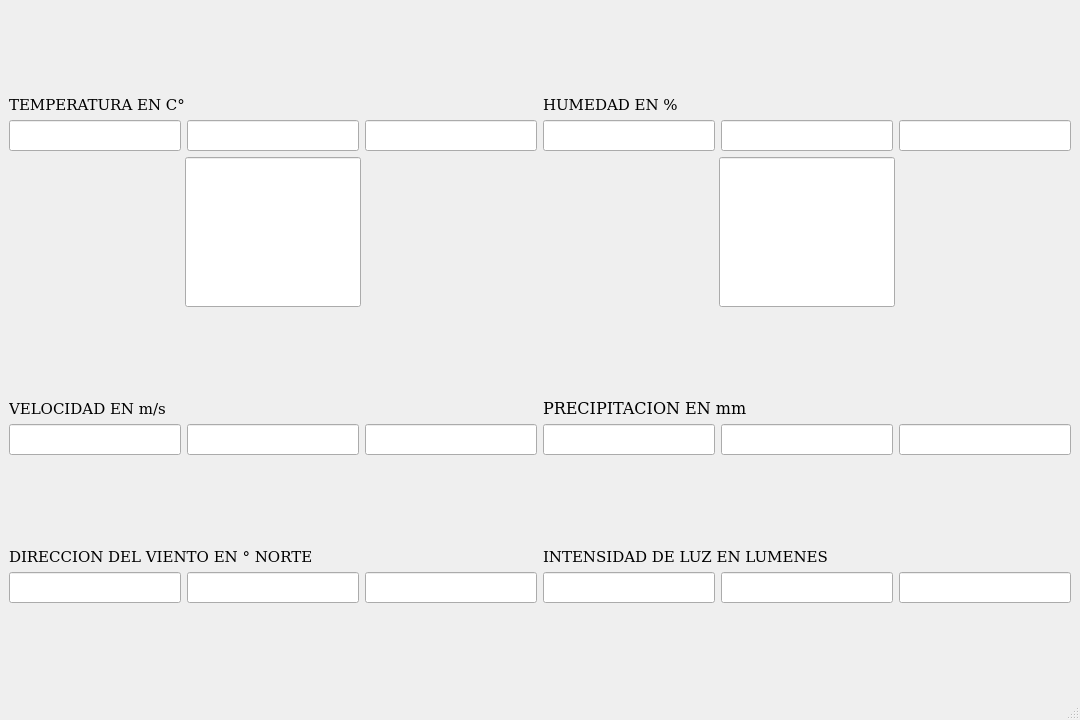
Old version of the form DB_sensor/mainwindow.ui in the repository scortua/PROYECTO_ALSE.
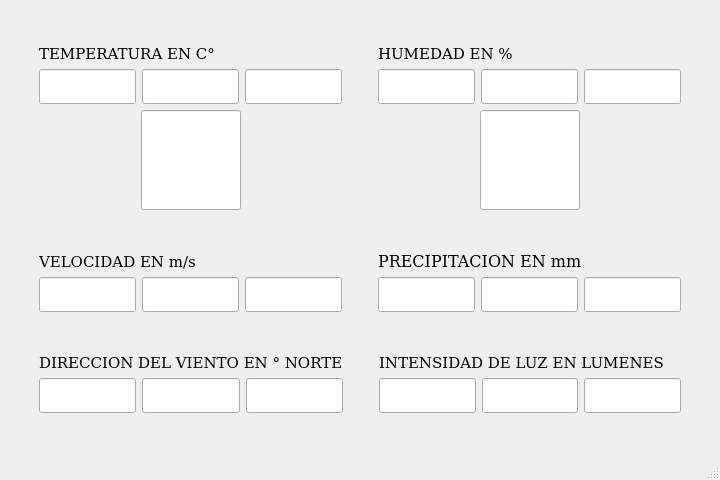
New version of the form.

Diff of the .ui file:
```diff
--- a/DB_sensor/mainwindow.ui
+++ b/DB_sensor/mainwindow.ui
@@ -6,10 +6,34 @@
    <rect>
     <x>0</x>
     <y>0</y>
-    <width>1080</width>
-    <height>720</height>
+    <width>720</width>
+    <height>480</height>
    </rect>
   </property>
+  <property name="minimumSize">
+   <size>
+    <width>64</width>
+    <height>36</height>
+   </size>
+  </property>
+  <property name="maximumSize">
+   <size>
+    <width>1280</width>
+    <height>720</height>
+   </size>
+  </property>
+  <property name="sizeIncrement">
+   <size>
+    <width>36</width>
+    <height>36</height>
+   </size>
+  </property>
+  <property name="baseSize">
+   <size>
+    <width>720</width>
+    <height>480</height>
+   </size>
+  </property>
   <property name="windowTitle">
    <string>MainWindow</string>
   </property>
@@ -31,22 +55,20 @@
        </spacer>
       </item>
       <item>
-       <layout class="QHBoxLayout" name="horizontalLayout_10">
-        <item>
-         <spacer name="horizontalSpacer_8">
-          <property name="orientation">
-           <enum>Qt::Horizontal</enum>
-          </property>
-          <property name="sizeHint" stdset="0">
-           <size>
-            <width>40</width>
-            <height>20</height>
-           </size>
-          </property>
-         </spacer>
-        </item>
-        <item>
          <layout class="QHBoxLayout" name="horizontalLayout_9">
+        <item>
+         <spacer name="horizontalSpacer_8">
+          <property name="orientation">
+           <enum>Qt::Horizontal</enum>
+          </property>
+          <property name="sizeHint" stdset="0">
+           <size>
+            <width>40</width>
+            <height>20</height>
+           </size>
+          </property>
+         </spacer>
+        </item>
           <item>
            <layout class="QVBoxLayout" name="verticalLayout_7">
             <item>
@@ -68,26 +90,47 @@
                <layout class="QHBoxLayout" name="horizontalLayout_6">
                 <item>
                  <widget class="QLineEdit" name="Tmin">
+                <property name="sizePolicy">
+                 <sizepolicy hsizetype="Expanding" vsizetype="Fixed">
+                  <horstretch>0</horstretch>
+                  <verstretch>0</verstretch>
+                 </sizepolicy>
+                </property>
                   <property name="minimumSize">
                    <size>
-                    <width>125</width>
-                    <height>25</height>
+                  <width>35</width>
+                  <height>35</height>
                    </size>
                   </property>
                   <property name="maximumSize">
                    <size>
-                    <width>500</width>
-                    <height>250</height>
+                  <width>100</width>
+                  <height>35</height>
+                 </size>
+                </property>
+                <property name="sizeIncrement">
+                 <size>
+                  <width>5</width>
+                  <height>0</height>
+                 </size>
+                </property>
+                <property name="baseSize">
+                 <size>
+                  <width>35</width>
+                  <height>35</height>
                    </size>
                   </property>
                   <property name="font">
                    <font>
                     <family>DejaVu Sans</family>
-                    <pointsize>14</pointsize>
-                    <weight>75</weight>
-                    <bold>true</bold>
-                   </font>
-                  </property>
+                  <pointsize>12</pointsize>
+                  <weight>50</weight>
+                  <bold>false</bold>
+                 </font>
+                </property>
+                <property name="cursor">
+                 <cursorShape>ArrowCursor</cursorShape>
+                </property>
                   <property name="styleSheet">
                    <string notr="true">QLineEdit { text-align: center; }</string>
                   </property>
@@ -95,26 +138,35 @@
                 </item>
                 <item>
                  <widget class="QLineEdit" name="Tprom">
+                <property name="sizePolicy">
+                 <sizepolicy hsizetype="Expanding" vsizetype="Fixed">
+                  <horstretch>0</horstretch>
+                  <verstretch>0</verstretch>
+                 </sizepolicy>
+                </property>
                   <property name="minimumSize">
                    <size>
-                    <width>125</width>
-                    <height>25</height>
+                  <width>75</width>
+                  <height>35</height>
                    </size>
                   </property>
                   <property name="maximumSize">
                    <size>
-                    <width>500</width>
-                    <height>250</height>
+                  <width>100</width>
+                  <height>35</height>
                    </size>
                   </property>
                   <property name="font">
                    <font>
                     <family>DejaVu Sans</family>
-                    <pointsize>14</pointsize>
-                    <weight>75</weight>
-                    <bold>true</bold>
-                   </font>
-                  </property>
+                  <pointsize>12</pointsize>
+                  <weight>50</weight>
+                  <bold>false</bold>
+                 </font>
+                </property>
+                <property name="cursor">
+                 <cursorShape>ArrowCursor</cursorShape>
+                </property>
                   <property name="styleSheet">
                    <string notr="true">QLineEdit { text-align: center; }</string>
                   </property>
@@ -122,26 +174,35 @@
                 </item>
                 <item>
                  <widget class="QLineEdit" name="Tmax">
+                <property name="sizePolicy">
+                 <sizepolicy hsizetype="Expanding" vsizetype="Fixed">
+                  <horstretch>0</horstretch>
+                  <verstretch>0</verstretch>
+                 </sizepolicy>
+                </property>
                   <property name="minimumSize">
                    <size>
-                    <width>125</width>
-                    <height>25</height>
+                  <width>75</width>
+                  <height>35</height>
                    </size>
                   </property>
                   <property name="maximumSize">
                    <size>
-                    <width>500</width>
-                    <height>250</height>
+                  <width>100</width>
+                  <height>35</height>
                    </size>
                   </property>
                   <property name="font">
                    <font>
                     <family>DejaVu Sans</family>
-                    <pointsize>14</pointsize>
-                    <weight>75</weight>
-                    <bold>true</bold>
-                   </font>
-                  </property>
+                  <pointsize>12</pointsize>
+                  <weight>50</weight>
+                  <bold>false</bold>
+                 </font>
+                </property>
+                <property name="cursor">
+                 <cursorShape>ArrowCursor</cursorShape>
+                </property>
                   <property name="styleSheet">
                    <string notr="true">QLineEdit { text-align: center; }</string>
                   </property>
@@ -169,15 +230,21 @@
               <item>
                <widget class="QLineEdit" name="ledT">
                 <property name="sizePolicy">
-                 <sizepolicy hsizetype="Expanding" vsizetype="Expanding">
+               <sizepolicy hsizetype="Fixed" vsizetype="Fixed">
                   <horstretch>0</horstretch>
                   <verstretch>0</verstretch>
                  </sizepolicy>
                 </property>
                 <property name="minimumSize">
                  <size>
+                <width>50</width>
+                <height>100</height>
+               </size>
+              </property>
+              <property name="maximumSize">
+               <size>
                   <width>100</width>
-                  <height>150</height>
+                <height>100</height>
                  </size>
                 </property>
                 <property name="baseSize">
@@ -186,6 +253,17 @@
                   <height>100</height>
                  </size>
                 </property>
+              <property name="font">
+               <font>
+                <family>DejaVu Sans</family>
+                <pointsize>14</pointsize>
+                <weight>75</weight>
+                <bold>true</bold>
+               </font>
+              </property>
+              <property name="cursor">
+               <cursorShape>ArrowCursor</cursorShape>
+              </property>
                </widget>
               </item>
               <item>
@@ -218,19 +296,6 @@
             </property>
            </spacer>
           </item>
-          <item>
-           <spacer name="horizontalSpacer_5">
-            <property name="orientation">
-             <enum>Qt::Horizontal</enum>
-            </property>
-            <property name="sizeHint" stdset="0">
-             <size>
-              <width>40</width>
-              <height>20</height>
-             </size>
-            </property>
-           </spacer>
-          </item>
           <item>
            <layout class="QVBoxLayout" name="verticalLayout_8">
             <item>
@@ -252,26 +317,35 @@
                <layout class="QHBoxLayout" name="horizontalLayout_5">
                 <item>
                  <widget class="QLineEdit" name="Hmin">
+                <property name="sizePolicy">
+                 <sizepolicy hsizetype="Expanding" vsizetype="Fixed">
+                  <horstretch>0</horstretch>
+                  <verstretch>0</verstretch>
+                 </sizepolicy>
+                </property>
                   <property name="minimumSize">
                    <size>
-                    <width>125</width>
-                    <height>25</height>
+                  <width>75</width>
+                  <height>35</height>
                    </size>
                   </property>
                   <property name="maximumSize">
                    <size>
-                    <width>500</width>
-                    <height>250</height>
+                  <width>100</width>
+                  <height>35</height>
                    </size>
                   </property>
                   <property name="font">
                    <font>
                     <family>DejaVu Sans</family>
-                    <pointsize>14</pointsize>
-                    <weight>75</weight>
-                    <bold>true</bold>
-                   </font>
-                  </property>
+                  <pointsize>12</pointsize>
+                  <weight>50</weight>
+                  <bold>false</bold>
+                 </font>
+                </property>
+                <property name="cursor">
+                 <cursorShape>ArrowCursor</cursorShape>
+                </property>
                   <property name="styleSheet">
                    <string notr="true">QLineEdit { text-align: center; }</string>
                   </property>
@@ -279,26 +353,35 @@
                 </item>
                 <item>
                  <widget class="QLineEdit" name="Hprom">
+                <property name="sizePolicy">
+                 <sizepolicy hsizetype="Expanding" vsizetype="Fixed">
+                  <horstretch>0</horstretch>
+                  <verstretch>0</verstretch>
+                 </sizepolicy>
+                </property>
                   <property name="minimumSize">
                    <size>
-                    <width>50</width>
-                    <height>25</height>
+                  <width>75</width>
+                  <height>35</height>
                    </size>
                   </property>
                   <property name="maximumSize">
                    <size>
-                    <width>500</width>
-                    <height>250</height>
+                  <width>100</width>
+                  <height>35</height>
                    </size>
                   </property>
                   <property name="font">
                    <font>
                     <family>DejaVu Sans</family>
-                    <pointsize>14</pointsize>
-                    <weight>75</weight>
-                    <bold>true</bold>
-                   </font>
-                  </property>
+                  <pointsize>12</pointsize>
+                  <weight>50</weight>
+                  <bold>false</bold>
+                 </font>
+                </property>
+                <property name="cursor">
+                 <cursorShape>ArrowCursor</cursorShape>
+                </property>
                   <property name="styleSheet">
                    <string notr="true">QLineEdit { text-align: center; }</string>
                   </property>
@@ -306,26 +389,35 @@
                 </item>
                 <item>
                  <widget class="QLineEdit" name="Hmax">
+                <property name="sizePolicy">
+                 <sizepolicy hsizetype="Expanding" vsizetype="Fixed">
+                  <horstretch>0</horstretch>
+                  <verstretch>0</verstretch>
+                 </sizepolicy>
+                </property>
                   <property name="minimumSize">
                    <size>
-                    <width>50</width>
-                    <height>25</height>
+                  <width>75</width>
+                  <height>35</height>
                    </size>
                   </property>
                   <property name="maximumSize">
                    <size>
-                    <width>500</width>
-                    <height>250</height>
+                  <width>100</width>
+                  <height>35</height>
                    </size>
                   </property>
                   <property name="font">
                    <font>
                     <family>DejaVu Sans</family>
-                    <pointsize>14</pointsize>
-                    <weight>75</weight>
-                    <bold>true</bold>
-                   </font>
-                  </property>
+                  <pointsize>12</pointsize>
+                  <weight>50</weight>
+                  <bold>false</bold>
+                 </font>
+                </property>
+                <property name="cursor">
+                 <cursorShape>ArrowCursor</cursorShape>
+                </property>
                   <property name="styleSheet">
                    <string notr="true">QLineEdit { text-align: center; }</string>
                   </property>
@@ -353,23 +445,40 @@
               <item>
                <widget class="QLineEdit" name="ledH">
                 <property name="sizePolicy">
-                 <sizepolicy hsizetype="Expanding" vsizetype="Expanding">
+               <sizepolicy hsizetype="Fixed" vsizetype="Fixed">
                   <horstretch>0</horstretch>
                   <verstretch>0</verstretch>
                  </sizepolicy>
                 </property>
                 <property name="minimumSize">
                  <size>
+                <width>50</width>
+                <height>100</height>
+               </size>
+              </property>
+              <property name="maximumSize">
+               <size>
                   <width>100</width>
-                  <height>150</height>
+                <height>100</height>
                  </size>
                 </property>
                 <property name="baseSize">
                  <size>
-                  <width>125</width>
-                  <height>63</height>
-                 </size>
-                </property>
+                <width>75</width>
+                <height>100</height>
+               </size>
+              </property>
+              <property name="font">
+               <font>
+                <family>DejaVu Sans</family>
+                <pointsize>14</pointsize>
+                <weight>75</weight>
+                <bold>true</bold>
+               </font>
+              </property>
+              <property name="cursor">
+               <cursorShape>ArrowCursor</cursorShape>
+              </property>
                </widget>
               </item>
               <item>
@@ -389,8 +498,6 @@
             </item>
            </layout>
           </item>
-         </layout>
-        </item>
         <item>
          <spacer name="horizontalSpacer_11">
           <property name="orientation">
@@ -420,7 +527,7 @@
        </spacer>
       </item>
       <item>
-       <layout class="QHBoxLayout" name="horizontalLayout_12">
+       <layout class="QHBoxLayout" name="horizontalLayout_10">
         <item>
          <spacer name="horizontalSpacer_9">
           <property name="orientation">
@@ -435,8 +542,6 @@
          </spacer>
         </item>
         <item>
-         <layout class="QHBoxLayout" name="horizontalLayout_11">
-          <item>
            <layout class="QVBoxLayout" name="verticalLayout_2">
             <item>
              <widget class="QLabel" name="label_3">
@@ -452,29 +557,38 @@
              </widget>
             </item>
             <item>
-             <layout class="QHBoxLayout" name="horizontalLayout_4">
+           <layout class="QHBoxLayout" name="horizontalLayout_2">
               <item>
                <widget class="QLineEdit" name="Vmin">
+              <property name="sizePolicy">
+               <sizepolicy hsizetype="Expanding" vsizetype="Fixed">
+                <horstretch>0</horstretch>
+                <verstretch>0</verstretch>
+               </sizepolicy>
+              </property>
                 <property name="minimumSize">
                  <size>
-                  <width>50</width>
-                  <height>25</height>
+                <width>75</width>
+                <height>35</height>
                  </size>
                 </property>
                 <property name="maximumSize">
                  <size>
-                  <width>500</width>
-                  <height>250</height>
+                <width>100</width>
+                <height>35</height>
                  </size>
                 </property>
                 <property name="font">
                  <font>
                   <family>DejaVu Sans</family>
-                  <pointsize>14</pointsize>
-                  <weight>75</weight>
-                  <bold>true</bold>
-                 </font>
-                </property>
+                <pointsize>12</pointsize>
+                <weight>50</weight>
+                <bold>false</bold>
+               </font>
+              </property>
+              <property name="cursor">
+               <cursorShape>ArrowCursor</cursorShape>
+              </property>
                 <property name="styleSheet">
                  <string notr="true">QLineEdit { text-align: center; }</string>
                 </property>
@@ -482,26 +596,35 @@
               </item>
               <item>
                <widget class="QLineEdit" name="Vprom">
+              <property name="sizePolicy">
+               <sizepolicy hsizetype="Expanding" vsizetype="Fixed">
+                <horstretch>0</horstretch>
+                <verstretch>0</verstretch>
+               </sizepolicy>
+              </property>
                 <property name="minimumSize">
                  <size>
-                  <width>50</width>
-                  <height>25</height>
+                <width>75</width>
+                <height>35</height>
                  </size>
                 </property>
                 <property name="maximumSize">
                  <size>
-                  <width>500</width>
-                  <height>250</height>
+                <width>100</width>
+                <height>35</height>
                  </size>
                 </property>
                 <property name="font">
                  <font>
                   <family>DejaVu Sans</family>
-                  <pointsize>14</pointsize>
-                  <weight>75</weight>
-                  <bold>true</bold>
-                 </font>
-                </property>
+                <pointsize>12</pointsize>
+                <weight>50</weight>
+                <bold>false</bold>
+               </font>
+              </property>
+              <property name="cursor">
+               <cursorShape>ArrowCursor</cursorShape>
+              </property>
                 <property name="styleSheet">
                  <string notr="true">QLineEdit { text-align: center; }</string>
                 </property>
@@ -509,26 +632,35 @@
               </item>
               <item>
                <widget class="QLineEdit" name="Vmax">
+              <property name="sizePolicy">
+               <sizepolicy hsizetype="Expanding" vsizetype="Fixed">
+                <horstretch>0</horstretch>
+                <verstretch>0</verstretch>
+               </sizepolicy>
+              </property>
                 <property name="minimumSize">
                  <size>
-                  <width>50</width>
-                  <height>25</height>
+                <width>75</width>
+                <height>35</height>
                  </size>
                 </property>
                 <property name="maximumSize">
                  <size>
-                  <width>500</width>
-                  <height>250</height>
+                <width>100</width>
+                <height>35</height>
                  </size>
                 </property>
                 <property name="font">
                  <font>
                   <family>DejaVu Sans</family>
-                  <pointsize>14</pointsize>
-                  <weight>75</weight>
-                  <bold>true</bold>
-                 </font>
-                </property>
+                <pointsize>12</pointsize>
+                <weight>50</weight>
+                <bold>false</bold>
+               </font>
+              </property>
+              <property name="cursor">
+               <cursorShape>ArrowCursor</cursorShape>
+              </property>
                 <property name="styleSheet">
                  <string notr="true">QLineEdit { text-align: center; }</string>
                 </property>
@@ -538,19 +670,6 @@
             </item>
            </layout>
           </item>
-          <item>
-           <spacer name="horizontalSpacer_6">
-            <property name="orientation">
-             <enum>Qt::Horizontal</enum>
-            </property>
-            <property name="sizeHint" stdset="0">
-             <size>
-              <width>40</width>
-              <height>20</height>
-             </size>
-            </property>
-           </spacer>
-          </item>
           <item>
            <spacer name="horizontalSpacer_15">
             <property name="orientation">
@@ -580,29 +699,38 @@
              </widget>
             </item>
             <item>
-             <layout class="QHBoxLayout" name="horizontalLayout_2">
+           <layout class="QHBoxLayout" name="horizontalLayout_4">
               <item>
                <widget class="QLineEdit" name="Pmin">
+              <property name="sizePolicy">
+               <sizepolicy hsizetype="Expanding" vsizetype="Fixed">
+                <horstretch>0</horstretch>
+                <verstretch>0</verstretch>
+               </sizepolicy>
+              </property>
                 <property name="minimumSize">
                  <size>
-                  <width>50</width>
-                  <height>25</height>
+                <width>75</width>
+                <height>35</height>
                  </size>
                 </property>
                 <property name="maximumSize">
                  <size>
-                  <width>500</width>
-                  <height>250</height>
+                <width>100</width>
+                <height>35</height>
                  </size>
                 </property>
                 <property name="font">
                  <font>
                   <family>DejaVu Sans</family>
-                  <pointsize>14</pointsize>
-                  <weight>75</weight>
-                  <bold>true</bold>
-                 </font>
-                </property>
+                <pointsize>12</pointsize>
+                <weight>50</weight>
+                <bold>false</bold>
+               </font>
+              </property>
+              <property name="cursor">
+               <cursorShape>ArrowCursor</cursorShape>
+              </property>
                 <property name="styleSheet">
                  <string notr="true">QLineEdit { text-align: center; }</string>
                 </property>
@@ -610,26 +738,35 @@
               </item>
               <item>
                <widget class="QLineEdit" name="Pprom">
+              <property name="sizePolicy">
+               <sizepolicy hsizetype="Expanding" vsizetype="Fixed">
+                <horstretch>0</horstretch>
+                <verstretch>0</verstretch>
+               </sizepolicy>
+              </property>
                 <property name="minimumSize">
                  <size>
-                  <width>50</width>
-                  <height>25</height>
+                <width>75</width>
+                <height>35</height>
                  </size>
                 </property>
                 <property name="maximumSize">
                  <size>
-                  <width>500</width>
-                  <height>250</height>
+                <width>100</width>
+                <height>35</height>
                  </size>
                 </property>
                 <property name="font">
                  <font>
                   <family>DejaVu Sans</family>
-                  <pointsize>14</pointsize>
-                  <weight>75</weight>
-                  <bold>true</bold>
-                 </font>
-                </property>
+                <pointsize>12</pointsize>
+                <weight>50</weight>
+                <bold>false</bold>
+               </font>
+              </property>
+              <property name="cursor">
+               <cursorShape>ArrowCursor</cursorShape>
+              </property>
                 <property name="styleSheet">
                  <string notr="true">QLineEdit { text-align: center; }</string>
                 </property>
@@ -637,32 +774,39 @@
               </item>
               <item>
                <widget class="QLineEdit" name="Pmax">
+              <property name="sizePolicy">
+               <sizepolicy hsizetype="Expanding" vsizetype="Fixed">
+                <horstretch>0</horstretch>
+                <verstretch>0</verstretch>
+               </sizepolicy>
+              </property>
                 <property name="minimumSize">
                  <size>
-                  <width>50</width>
-                  <height>25</height>
+                <width>75</width>
+                <height>35</height>
                  </size>
                 </property>
                 <property name="maximumSize">
                  <size>
-                  <width>500</width>
-                  <height>250</height>
+                <width>100</width>
+                <height>35</height>
                  </size>
                 </property>
                 <property name="font">
                  <font>
                   <family>DejaVu Sans</family>
-                  <pointsize>14</pointsize>
-                  <weight>75</weight>
-                  <bold>true</bold>
-                 </font>
-                </property>
+                <pointsize>12</pointsize>
+                <weight>50</weight>
+                <bold>false</bold>
+               </font>
+              </property>
+              <property name="cursor">
+               <cursorShape>ArrowCursor</cursorShape>
+              </property>
                 <property name="styleSheet">
                  <string notr="true">QLineEdit { text-align: center; }</string>
                 </property>
                </widget>
-              </item>
-             </layout>
             </item>
            </layout>
           </item>
@@ -697,9 +841,9 @@
        </spacer>
       </item>
       <item>
-       <layout class="QHBoxLayout" name="horizontalLayout_14">
+       <layout class="QHBoxLayout" name="horizontalLayout_11">
         <item>
-         <spacer name="horizontalSpacer_10">
+         <spacer name="horizontalSpacer_16">
           <property name="orientation">
            <enum>Qt::Horizontal</enum>
           </property>
@@ -711,8 +855,6 @@
           </property>
          </spacer>
         </item>
-        <item>
-         <layout class="QHBoxLayout" name="horizontalLayout_13">
           <item>
            <layout class="QVBoxLayout" name="verticalLayout">
             <item>
@@ -729,29 +871,38 @@
              </widget>
             </item>
             <item>
-             <layout class="QHBoxLayout" name="horizontalLayout_3">
+           <layout class="QHBoxLayout" name="horizontalLayout">
               <item>
                <widget class="QLineEdit" name="Dmin">
+              <property name="sizePolicy">
+               <sizepolicy hsizetype="Expanding" vsizetype="Fixed">
+                <horstretch>0</horstretch>
+                <verstretch>0</verstretch>
+               </sizepolicy>
+              </property>
                 <property name="minimumSize">
                  <size>
-                  <width>50</width>
-                  <height>25</height>
+                <width>75</width>
+                <height>35</height>
                  </size>
                 </property>
                 <property name="maximumSize">
                  <size>
-                  <width>500</width>
-                  <height>250</height>
+                <width>100</width>
+                <height>35</height>
                  </size>
                 </property>
                 <property name="font">
                  <font>
                   <family>DejaVu Sans</family>
-                  <pointsize>14</pointsize>
-                  <weight>75</weight>
-                  <bold>true</bold>
-                 </font>
-                </property>
+                <pointsize>12</pointsize>
+                <weight>50</weight>
+                <bold>false</bold>
+               </font>
+              </property>
+              <property name="cursor">
+               <cursorShape>ArrowCursor</cursorShape>
+              </property>
                 <property name="styleSheet">
                  <string notr="true">QLineEdit { text-align: center; }</string>
                 </property>
@@ -759,26 +910,35 @@
               </item>
               <item>
                <widget class="QLineEdit" name="Dprom">
+              <property name="sizePolicy">
+               <sizepolicy hsizetype="Expanding" vsizetype="Fixed">
+                <horstretch>0</horstretch>
+                <verstretch>0</verstretch>
+               </sizepolicy>
+              </property>
                 <property name="minimumSize">
                  <size>
-                  <width>50</width>
-                  <height>25</height>
+                <width>75</width>
+                <height>35</height>
                  </size>
                 </property>
                 <property name="maximumSize">
                  <size>
-                  <width>500</width>
-                  <height>250</height>
+                <width>100</width>
+                <height>35</height>
                  </size>
                 </property>
                 <property name="font">
                  <font>
                   <family>DejaVu Sans</family>
-                  <pointsize>14</pointsize>
-                  <weight>75</weight>
-                  <bold>true</bold>
-                 </font>
-                </property>
+                <pointsize>12</pointsize>
+                <weight>50</weight>
+                <bold>false</bold>
+               </font>
+              </property>
+              <property name="cursor">
+               <cursorShape>ArrowCursor</cursorShape>
+              </property>
                 <property name="styleSheet">
                  <string notr="true">QLineEdit { text-align: center; }</string>
                 </property>
@@ -786,26 +946,35 @@
               </item>
               <item>
                <widget class="QLineEdit" name="Dmax">
+              <property name="sizePolicy">
+               <sizepolicy hsizetype="Expanding" vsizetype="Fixed">
+                <horstretch>0</horstretch>
+                <verstretch>0</verstretch>
+               </sizepolicy>
+              </property>
                 <property name="minimumSize">
                  <size>
-                  <width>50</width>
-                  <height>25</height>
+                <width>75</width>
+                <height>35</height>
                  </size>
                 </property>
                 <property name="maximumSize">
                  <size>
-                  <width>500</width>
-                  <height>250</height>
+                <width>100</width>
+                <height>35</height>
                  </size>
                 </property>
                 <property name="font">
                  <font>
                   <family>DejaVu Sans</family>
-                  <pointsize>14</pointsize>
-                  <weight>75</weight>
-                  <bold>true</bold>
-                 </font>
-                </property>
+                <pointsize>12</pointsize>
+                <weight>50</weight>
+                <bold>false</bold>
+               </font>
+              </property>
+              <property name="cursor">
+               <cursorShape>ArrowCursor</cursorShape>
+              </property>
                 <property name="styleSheet">
                  <string notr="true">QLineEdit { text-align: center; }</string>
                 </property>
@@ -816,20 +985,7 @@
            </layout>
           </item>
           <item>
-           <spacer name="horizontalSpacer_7">
-            <property name="orientation">
-             <enum>Qt::Horizontal</enum>
-            </property>
-            <property name="sizeHint" stdset="0">
-             <size>
-              <width>40</width>
-              <height>20</height>
-             </size>
-            </property>
-           </spacer>
-          </item>
-          <item>
-           <spacer name="horizontalSpacer_16">
+         <spacer name="horizontalSpacer_10">
             <property name="orientation">
              <enum>Qt::Horizontal</enum>
             </property>
@@ -859,29 +1015,38 @@
              </widget>
             </item>
             <item>
-             <layout class="QHBoxLayout" name="horizontalLayout">
+           <layout class="QHBoxLayout" name="horizontalLayout_3">
               <item>
                <widget class="QLineEdit" name="Lmin">
+              <property name="sizePolicy">
+               <sizepolicy hsizetype="Expanding" vsizetype="Fixed">
+                <horstretch>0</horstretch>
+                <verstretch>0</verstretch>
+               </sizepolicy>
+              </property>
                 <property name="minimumSize">
                  <size>
-                  <width>10</width>
-                  <height>5</height>
+                <width>75</width>
+                <height>35</height>
                  </size>
                 </property>
                 <property name="maximumSize">
                  <size>
-                  <width>500</width>
-                  <height>250</height>
+                <width>100</width>
+                <height>35</height>
                  </size>
                 </property>
                 <property name="font">
                  <font>
                   <family>DejaVu Sans</family>
-                  <pointsize>14</pointsize>
-                  <weight>75</weight>
-                  <bold>true</bold>
-                 </font>
-                </property>
+                <pointsize>12</pointsize>
+                <weight>50</weight>
+                <bold>false</bold>
+               </font>
+              </property>
+              <property name="cursor">
+               <cursorShape>ArrowCursor</cursorShape>
+              </property>
                 <property name="styleSheet">
                  <string notr="true">QLineEdit { text-align: center; }</string>
                 </property>
@@ -889,26 +1054,35 @@
               </item>
               <item>
                <widget class="QLineEdit" name="Lprom">
+              <property name="sizePolicy">
+               <sizepolicy hsizetype="Expanding" vsizetype="Fixed">
+                <horstretch>0</horstretch>
+                <verstretch>0</verstretch>
+               </sizepolicy>
+              </property>
                 <property name="minimumSize">
                  <size>
-                  <width>10</width>
-                  <height>5</height>
+                <width>75</width>
+                <height>35</height>
                  </size>
                 </property>
                 <property name="maximumSize">
                  <size>
-                  <width>500</width>
-                  <height>250</height>
+                <width>100</width>
+                <height>35</height>
                  </size>
                 </property>
                 <property name="font">
                  <font>
                   <family>DejaVu Sans</family>
-                  <pointsize>14</pointsize>
-                  <weight>75</weight>
-                  <bold>true</bold>
-                 </font>
-                </property>
+                <pointsize>12</pointsize>
+                <weight>50</weight>
+                <bold>false</bold>
+               </font>
+              </property>
+              <property name="cursor">
+               <cursorShape>ArrowCursor</cursorShape>
+              </property>
                 <property name="styleSheet">
                  <string notr="true">QLineEdit { text-align: center; }</string>
                 </property>
@@ -916,32 +1090,39 @@
               </item>
               <item>
                <widget class="QLineEdit" name="Lmax">
+              <property name="sizePolicy">
+               <sizepolicy hsizetype="Expanding" vsizetype="Fixed">
+                <horstretch>0</horstretch>
+                <verstretch>0</verstretch>
+               </sizepolicy>
+              </property>
                 <property name="minimumSize">
                  <size>
-                  <width>10</width>
-                  <height>5</height>
+                <width>75</width>
+                <height>35</height>
                  </size>
                 </property>
                 <property name="maximumSize">
                  <size>
-                  <width>500</width>
-                  <height>250</height>
+                <width>100</width>
+                <height>35</height>
                  </size>
                 </property>
                 <property name="font">
                  <font>
                   <family>DejaVu Sans</family>
-                  <pointsize>14</pointsize>
-                  <weight>75</weight>
-                  <bold>true</bold>
-                 </font>
-                </property>
+                <pointsize>12</pointsize>
+                <weight>50</weight>
+                <bold>false</bold>
+               </font>
+              </property>
+              <property name="cursor">
+               <cursorShape>ArrowCursor</cursorShape>
+              </property>
                 <property name="styleSheet">
                  <string notr="true">QLineEdit { text-align: center; }</string>
                 </property>
                </widget>
-              </item>
-             </layout>
             </item>
            </layout>
           </item>
```
Left out of the diff: 14 changed lines with no effect on the pictures. Lines whose indentation alone changed are shown as unchanged.
